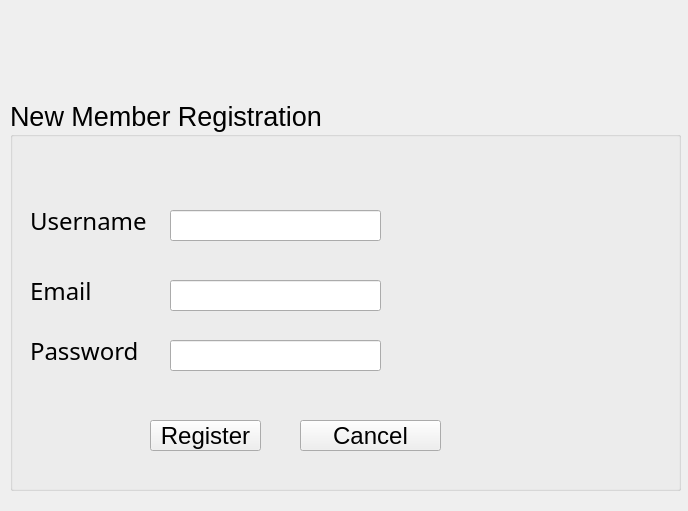
This is Library-Management-System/registerform.ui in danisensei/Library-Management-System as Qt 5 draws it before an edit. The edited form follows.
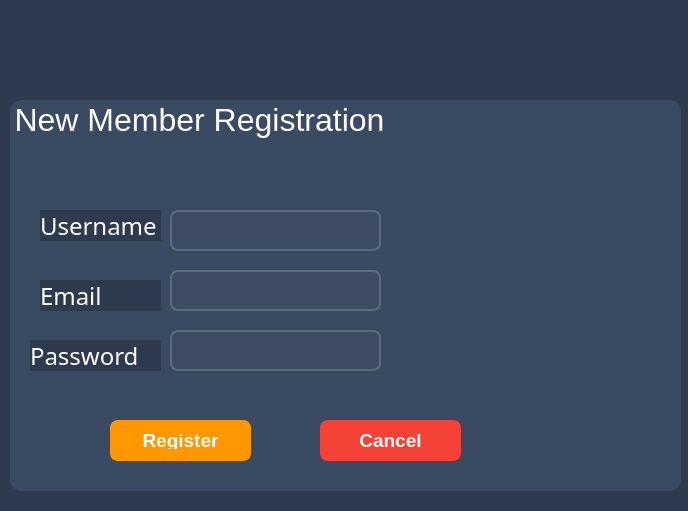
This is the edited form.

```diff
--- a/Library-Management-System/registerform.ui
+++ b/Library-Management-System/registerform.ui
@@ -13,6 +13,122 @@
   <property name="windowTitle">
    <string>Form</string>
   </property>
+  <property name="styleSheet">
+   <string notr="true">QWidget {
+    background-color: #2e3b4e;
+    color: #ffffff;
+   
+}
+
+QGroupBox {
+    background-color: #394a62;
+    border-radius: 12px;
+    padding: 30px;
+    border: none;
+}
+
+
+
+QLineEdit {
+    background-color: #3d4b63;
+    color: #ffffff;
+    border: 2px solid #5a6b7b;
+    border-radius: 8px;
+    padding: 10px;
+    font-family: 'Segoe UI', sans-serif;
+}
+
+QLineEdit:focus {
+    border-color: #4CAF50;
+    background-color: #2e3b4e;
+}
+
+QPushButton {
+    background-color: #4CAF50;
+    color: white;
+    border: 2px solid #4CAF50;
+    border-radius: 8px;
+    padding: 10px 18px;
+    font-weight: bold;
+}
+
+QPushButton:hover {
+    background-color: #45a049;
+    border-color: #45a049;
+}
+
+QPushButton:pressed {
+    background-color: #388e3c;
+    border-color: #388e3c;
+}
+
+QPushButton#CancelButton {
+    background-color: #f44336;
+    border-color: #f44336;
+}
+
+QPushButton#CancelButton:hover {
+    background-color: #e53935;
+    border-color: #e53935;
+}
+
+QPushButton#CancelButton:pressed {
+    background-color: #d32f2f;
+    border-color: #d32f2f;
+}
+
+
+QPushButton#RegisterButton {
+    background-color: #ff9800;
+    border-color: #ff9800;
+}
+
+QPushButton#RegisterButton:hover {
+    background-color: #fb8c00;
+    border-color: #fb8c00;
+}
+
+QPushButton#RegisterButton:pressed {
+    background-color: #f57c00;
+    border-color: #f57c00;
+}
+
+QWidget#RegisterForm {
+    padding: 30px;
+}
+
+QLineEdit {
+    background-color: #3d4b63;
+    color: #ffffff;
+    border: 2px solid #5a6b7b;
+    border-radius: 8px;
+    padding: 10px;
+}
+
+QLineEdit:focus {
+    background-color: #2e3b4e;
+    border-color: #4CAF50;
+}
+
+QPushButton {
+    background-color: #4CAF50;
+    color: white;
+    border: 2px solid #4CAF50;
+    border-radius: 8px;
+    padding: 10px 18px;
+}
+
+QPushButton:hover {
+    background-color: #45a049;
+    border-color: #45a049;
+}
+
+QPushButton:pressed {
+    background-color: #388e3c;
+    border-color: #388e3c;
+}
+</string>
+  </property>
   <widget class="QGroupBox" name="RegistrationGroupbox">
    <property name="geometry">
     <rect>
@@ -24,7 +140,7 @@
    </property>
    <property name="font">
     <font>
-     <pointsize>20</pointsize>
+     <pointsize>24</pointsize>
     </font>
    </property>
    <property name="title">
@@ -33,18 +149,23 @@
    <widget class="QLabel" name="UsernameLabel">
     <property name="geometry">
      <rect>
-      <x>20</x>
-      <y>90</y>
-      <width>151</width>
-      <height>61</height>
+      <x>30</x>
+      <y>110</y>
+      <width>121</width>
+      <height>31</height>
      </rect>
     </property>
     <property name="font">
      <font>
-      <family>Segoe MDL2 Assets</family>
+      <family>VT323</family>
       <pointsize>18</pointsize>
      </font>
     </property>
+    <property name="styleSheet">
+     <string notr="true">QLabel {
+font-family:VT323
+}</string>
+    </property>
     <property name="text">
      <string>Username</string>
     </property>
@@ -55,25 +176,154 @@
       <x>160</x>
       <y>110</y>
       <width>211</width>
-      <height>31</height>
+      <height>41</height>
      </rect>
     </property>
+    <property name="styleSheet">
+     <string notr="true">QWidget {
+    background-color: #2e3b4e;
+    color: #ffffff;
+    font-family: 'Segoe UI', sans-serif;
+}
+
+QGroupBox {
+    background-color: #394a62;
+    border-radius: 12px;
+    padding: 30px;
+    border: none;
+}
+
+QLabel {
+    color: #e0e0e0;
+    font-weight: bold;
+    border: none;
+}
+
+QLineEdit {
+    background-color: #3d4b63;
+    color: #ffffff;
+    border: 2px solid #5a6b7b;
+    border-radius: 8px;
+    padding: 10px;
+    font-family: 'Segoe UI', sans-serif;
+}
+
+QLineEdit:focus {
+    border-color: #4CAF50;
+    background-color: #2e3b4e;
+}
+
+QPushButton {
+    background-color: #4CAF50;
+    color: white;
+    border: 2px solid #4CAF50;
+    border-radius: 8px;
+    padding: 10px 20px;
+    font-weight: bold;
+}
+
+QPushButton:hover {
+    background-color: #45a049;
+    border-color: #45a049;
+}
+
+QPushButton:pressed {
+    background-color: #388e3c;
+    border-color: #388e3c;
+}
+
+QPushButton#CancelButton {
+    background-color: #f44336;
+    border-color: #f44336;
+}
+
+QPushButton#CancelButton:hover {
+    background-color: #e53935;
+    border-color: #e53935;
+}
+
+QPushButton#CancelButton:pressed {
+    background-color: #d32f2f;
+    border-color: #d32f2f;
+}
+
+QLabel#UsernameLabel, QLabel#EmailLabel, QLabel#PasswordLabel {
+    font-weight: bold;
+    border: none;
+}
+
+QPushButton#RegisterButton {
+    background-color: #ff9800;
+    border-color: #ff9800;
+}
+
+QPushButton#RegisterButton:hover {
+    background-color: #fb8c00;
+    border-color: #fb8c00;
+}
+
+QPushButton#RegisterButton:pressed {
+    background-color: #f57c00;
+    border-color: #f57c00;
+}
+
+QWidget#RegisterForm {
+    padding: 30px;
+}
+
+QLineEdit {
+    background-color: #3d4b63;
+    color: #ffffff;
+    border: 2px solid #5a6b7b;
+    border-radius: 8px;
+    padding: 10px;
+}
+
+QLineEdit:focus {
+    background-color: #2e3b4e;
+    border-color: #4CAF50;
+}
+
+QPushButton {
+    background-color: #4CAF50;
+    color: white;
+    border: 2px solid #4CAF50;
+    border-radius: 8px;
+    padding: 10px 20px;
+}
+
+QPushButton:hover {
+    background-color: #45a049;
+    border-color: #45a049;
+}
+
+QPushButton:pressed {
+    background-color: #388e3c;
+    border-color: #388e3c;
+}
+</string>
+    </property>
    </widget>
    <widget class="QLabel" name="PasswordLabel">
     <property name="geometry">
      <rect>
       <x>20</x>
-      <y>220</y>
+      <y>240</y>
       <width>131</width>
-      <height>61</height>
+      <height>31</height>
      </rect>
     </property>
     <property name="font">
      <font>
-      <family>Segoe MDL2 Assets</family>
+      <family>VT323</family>
       <pointsize>18</pointsize>
      </font>
     </property>
+    <property name="styleSheet">
+     <string notr="true">QLabel {
+font-family:VT323
+}</string>
+    </property>
     <property name="text">
      <string>Password</string>
     </property>
@@ -82,9 +332,9 @@
     <property name="geometry">
      <rect>
       <x>160</x>
-      <y>240</y>
+      <y>230</y>
       <width>211</width>
-      <height>31</height>
+      <height>41</height>
      </rect>
     </property>
     <property name="echoMode">
@@ -94,18 +344,23 @@
    <widget class="QLabel" name="EmailLabel">
     <property name="geometry">
      <rect>
-      <x>20</x>
-      <y>160</y>
-      <width>81</width>
-      <height>61</height>
+      <x>30</x>
+      <y>180</y>
+      <width>121</width>
+      <height>31</height>
      </rect>
     </property>
     <property name="font">
      <font>
-      <family>Segoe MDL2 Assets</family>
+      <family>VT323</family>
       <pointsize>18</pointsize>
      </font>
     </property>
+    <property name="styleSheet">
+     <string notr="true">QLabel {
+font-family:VT323
+}</string>
+    </property>
     <property name="text">
      <string>Email</string>
     </property>
@@ -114,24 +369,26 @@
     <property name="geometry">
      <rect>
       <x>160</x>
-      <y>180</y>
+      <y>170</y>
       <width>211</width>
-      <height>31</height>
+      <height>41</height>
      </rect>
     </property>
    </widget>
    <widget class="QPushButton" name="RegisterButton">
     <property name="geometry">
      <rect>
-      <x>140</x>
+      <x>100</x>
       <y>320</y>
-      <width>111</width>
-      <height>31</height>
+      <width>141</width>
+      <height>41</height>
      </rect>
     </property>
     <property name="font">
      <font>
-      <pointsize>18</pointsize>
+      <family>Segoe UI</family>
+      <pointsize>14</pointsize>
+      <bold>true</bold>
      </font>
     </property>
     <property name="text">
@@ -141,15 +398,17 @@
    <widget class="QPushButton" name="CancelButton">
     <property name="geometry">
      <rect>
-      <x>290</x>
+      <x>310</x>
       <y>320</y>
       <width>141</width>
-      <height>31</height>
+      <height>41</height>
      </rect>
     </property>
     <property name="font">
      <font>
-      <pointsize>18</pointsize>
+      <family>Segoe UI</family>
+      <pointsize>14</pointsize>
+      <bold>true</bold>
      </font>
     </property>
     <property name="text">
```
